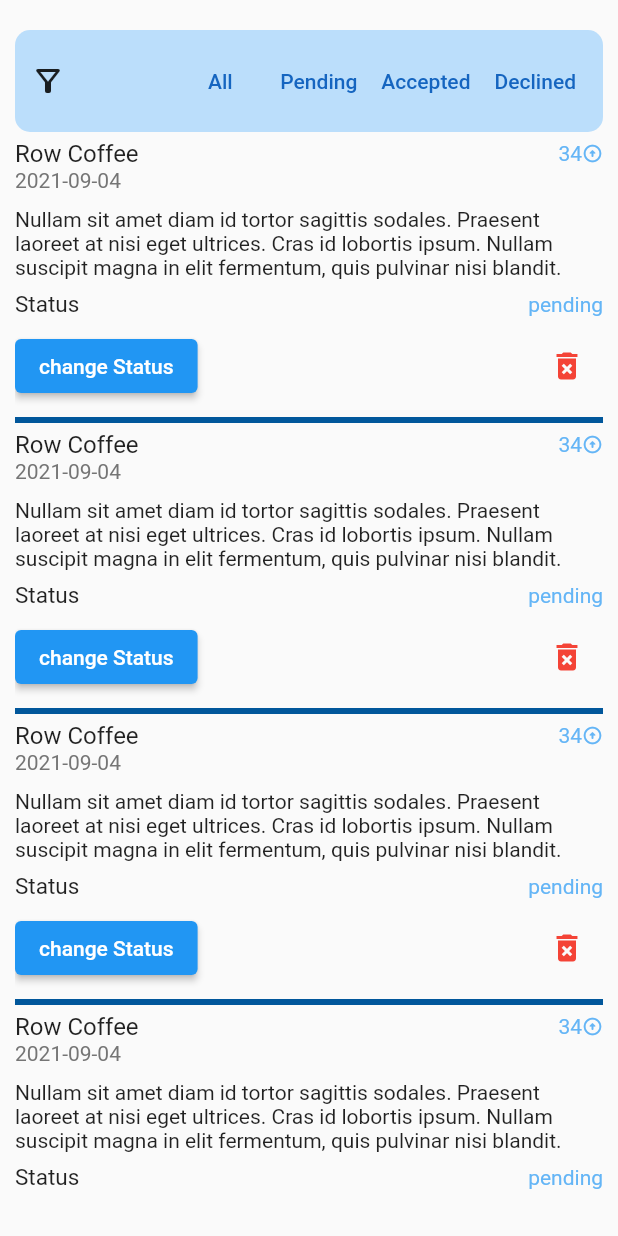
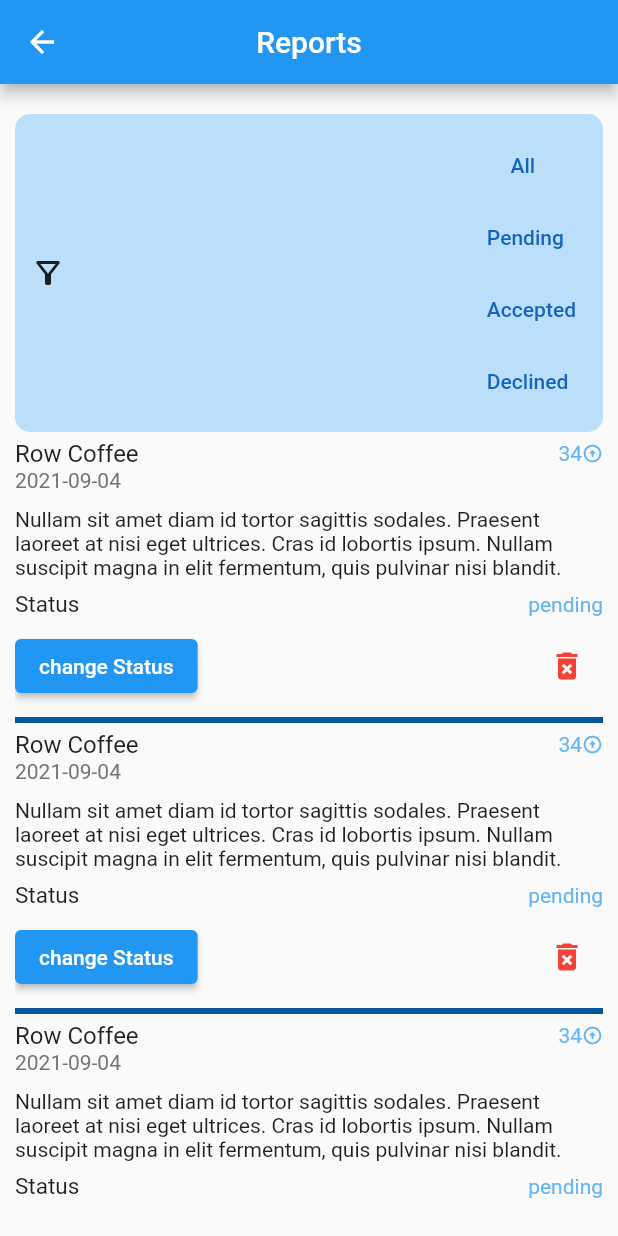
Before and after one commit to bontu-fufa/asbeza_mobile_app, a Flutter app: the ReportFilter screen opened directly, on a phone screen of 412 x 824 dp. Run offline on Flutter 3.47's test engine with Material 2 defaults, Android fonts, the light colour scheme and no system bars.

Commit message:
small bug fix

```diff
--- a/Asbeza_Mobile/lib/presentation/pages/Admin/Report/report_filter.dart
+++ b/Asbeza_Mobile/lib/presentation/pages/Admin/Report/report_filter.dart
@@ -1,20 +1,12 @@
 import 'package:asbeza_mobile_app/models/reports_model.dart';
 import 'package:flutter/material.dart';
 
+//to be deleted
 void main() {
   runApp(
     MaterialApp(
-        home: Scaffold(
-      appBar: AppBar(
-          leading: IconButton(
-            icon: Icon(Icons.arrow_back),
-            onPressed: () {},
+      home: ReportFilter(),
     ),
-          // leading: BackButton(color: Colors.white),
-          centerTitle: true,
-          title: const Text('Reports')),
-      body: ReportFilter(),
-    )),
   );
 }
 
@@ -71,7 +63,16 @@
     ];
     var reportList = _build_report(reports, context);
 
-    return Container(
+    return Scaffold(
+      appBar: AppBar(
+          leading: IconButton(
+            icon: Icon(Icons.arrow_back),
+            onPressed: () {},
+          ),
+          // leading: BackButton(color: Colors.white),
+          centerTitle: true,
+          title: const Text('Reports')),
+      body: Container(
         padding: EdgeInsets.symmetric(horizontal: 10.0, vertical: 20.0),
         width: double.infinity,
         child: SingleChildScrollView(
@@ -81,6 +82,7 @@
               _build_fiters_tab(),
               ...reportList,
             ],
+          ),
         ),
       ),
     );
@@ -100,7 +102,8 @@
             const Icon(
               Icons.filter_alt_outlined,
             ),
-            Row(
+            Wrap(
+              direction: Axis.vertical,
               children: [
                 TextButton(
                     onPressed: () {
```
Lines whose indentation alone changed are shown as unchanged.
